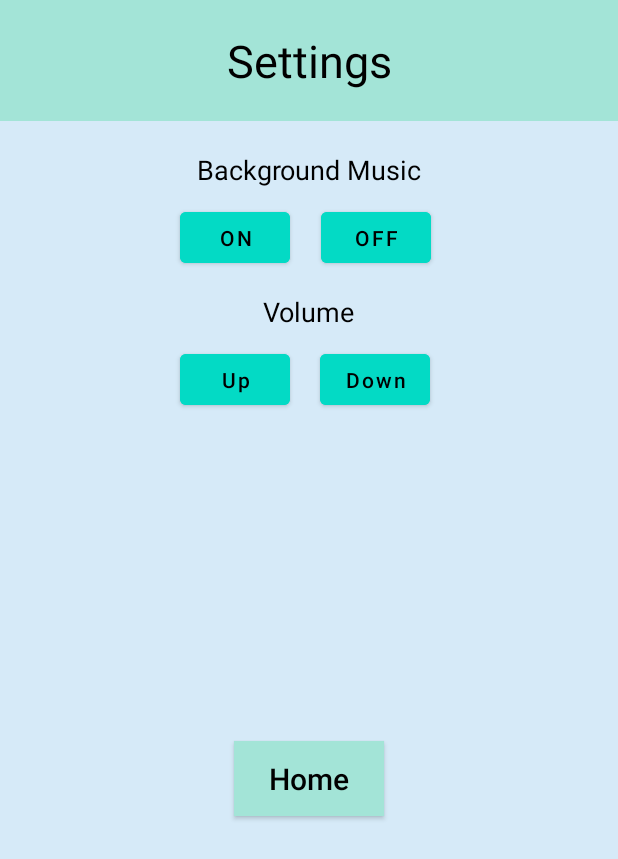
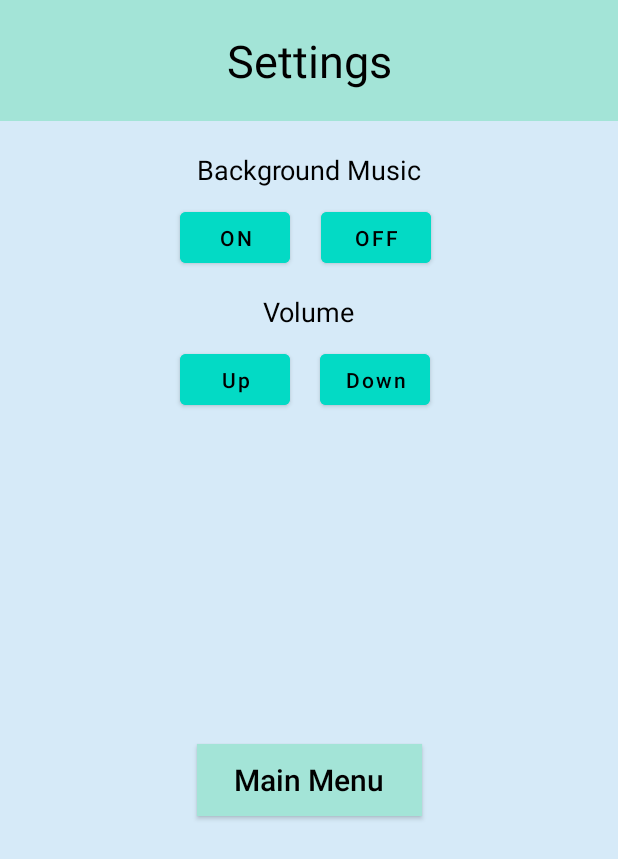
Before and after one commit to SA53-Team-7/MatchingGame, an Android app: the Settings screen opened directly, with no data from a screen before it, on a phone screen of 412 x 824 dp. Shown: the top 859 px of the screen. Run offline under Robolectric (Android 15) with nearby library versions, the phone set to English and light mode, and no system bars; 1 statement that could not run was skipped.

Commit message:
Changed text for settings page

```diff
--- a/app/src/main/res/layout/activity_settings.xml
+++ b/app/src/main/res/layout/activity_settings.xml
@@ -123,13 +123,13 @@
 
     <androidx.appcompat.widget.AppCompatButton
         android:id="@+id/settingHome"
-        android:layout_width="100dp"
-        android:layout_height="50dp"
+        android:layout_width="150dp"
+        android:layout_height="0dp"
         android:layout_marginBottom="280dp"
         android:background="#A3E4D7"
-        android:text="@string/home"
+        android:text="@string/mainmenu"
+        android:textAllCaps="false"
         android:textColor="@color/black"
-        android:textAllCaps="false"
         android:textSize="20sp"
         app:layout_constraintBottom_toBottomOf="parent"
         app:layout_constraintHorizontal_bias="0.5"
```
